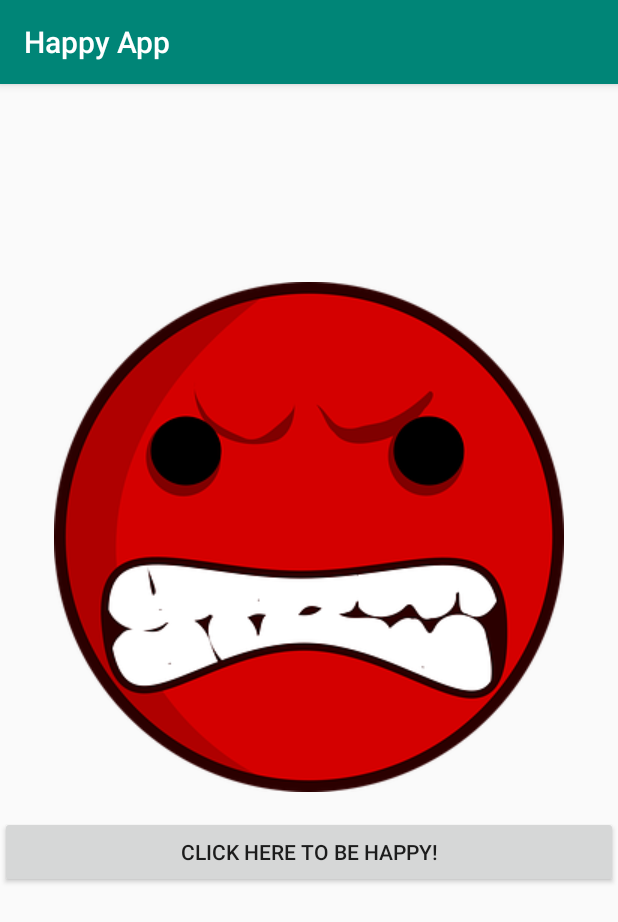
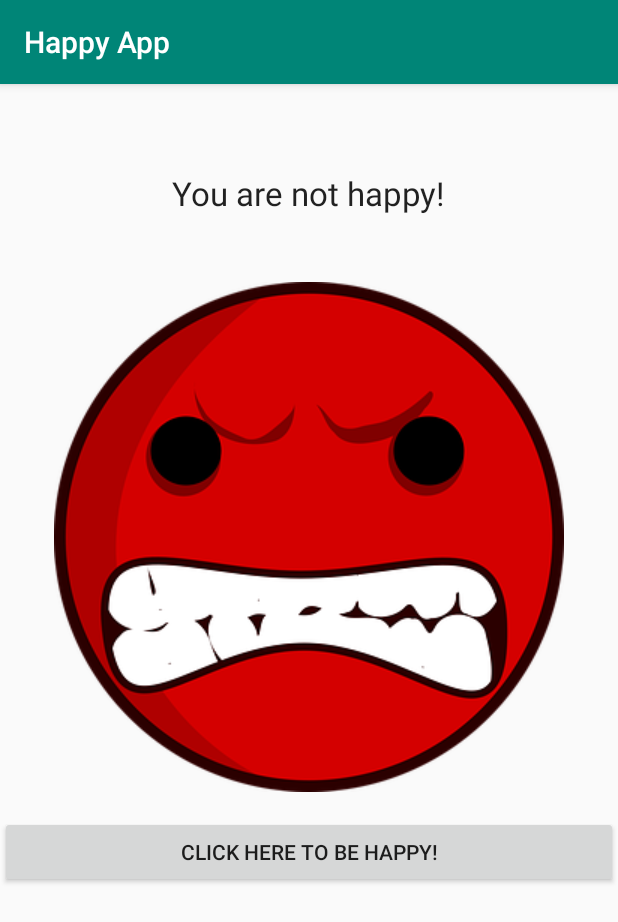
Before and after one commit to valc0005/happyAppTest, an Android app: the screen it shows after launch (MainActivity), after a tap on "CLICK HERE TO BE ANGRY!", on a phone screen of 412 x 824 dp. Shown: the top 922 px of the screen. Run offline under Robolectric (Android 15) with nearby library versions, the phone set to English and light mode, and no system bars; 1 other tap on this screen came first.

Commit message:
Add text above image

```diff
--- a/app/src/main/java/happyapp/main/MainActivity.java
+++ b/app/src/main/java/happyapp/main/MainActivity.java
@@ -2,6 +2,7 @@ package happyapp.main;
 
 import android.view.View;
 import android.widget.Button;
+import android.widget.TextView;
 import androidx.appcompat.app.AppCompatActivity;
 import android.os.Bundle;
 
@@ -14,6 +15,7 @@ public class MainActivity extends AppCompatActivity {
         final View happyImage = (View)findViewById(R.id.happyImage);
         final View angryImage = (View)findViewById(R.id.angryImage);
         final Button showButton = (Button)findViewById(R.id.smileyButton);
+        final TextView topText = (TextView)findViewById(R.id.topText);
 
         happyImage.setVisibility(View.INVISIBLE);
 
@@ -24,12 +26,15 @@ public class MainActivity extends AppCompatActivity {
                 if(happyImage.getVisibility() == View.INVISIBLE){
                     happyImage.setVisibility(View.VISIBLE);
                     angryImage.setVisibility(View.INVISIBLE);
+                    topText.setText("You are happy!");
                     showButton.setText("Click here to be ANGRY!");
                 }
                 else{
                     happyImage.setVisibility(View.INVISIBLE);
                     angryImage.setVisibility(View.VISIBLE);
+                    topText.setText("You are not happy!");
                     showButton.setText("Click here to be HAPPY!");
+
                 }
 
 
--- a/app/src/main/res/layout/activity_main.xml
+++ b/app/src/main/res/layout/activity_main.xml
@@ -28,4 +28,12 @@
             android:layout_alignParentTop="true" android:layout_marginTop="488dp" android:layout_marginStart="0dp"
             android:layout_alignParentLeft="true" android:layout_marginLeft="0dp"
             android:text="Click here to be happy!"/>
+    <TextView
+            android:text="You are not happy!"
+            android:textAppearance="@style/TextAppearance.AppCompat.Large"
+            android:layout_centerHorizontal="true"
+            android:layout_width="wrap_content"
+            android:layout_height="wrap_content"
+            android:layout_alignParentTop="true" android:id="@+id/topText" android:layout_marginTop="58dp"
+    />
 </RelativeLayout>
```
Also changed, not shown: 1 other file.
